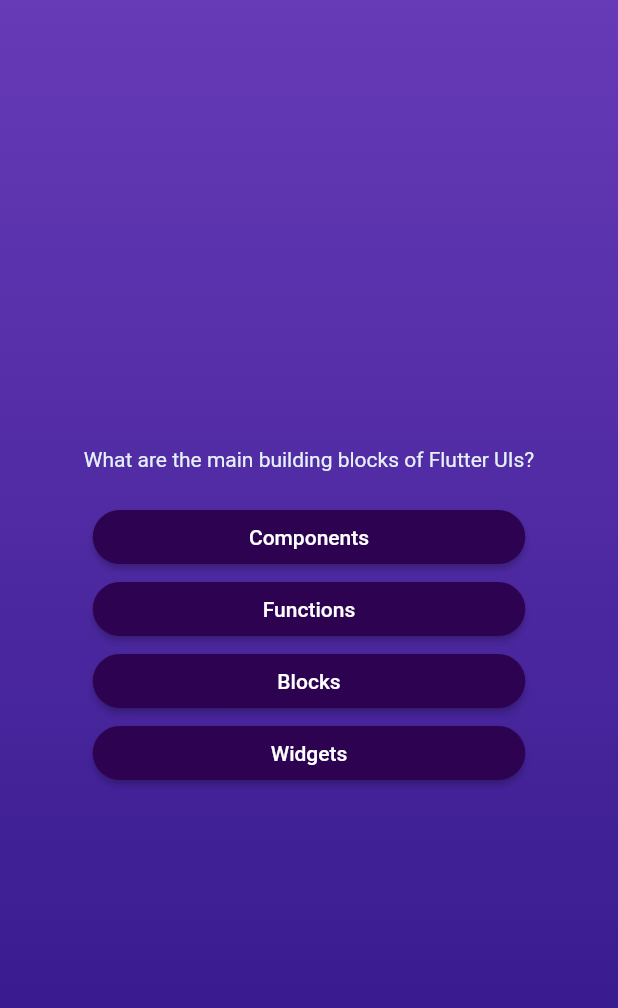
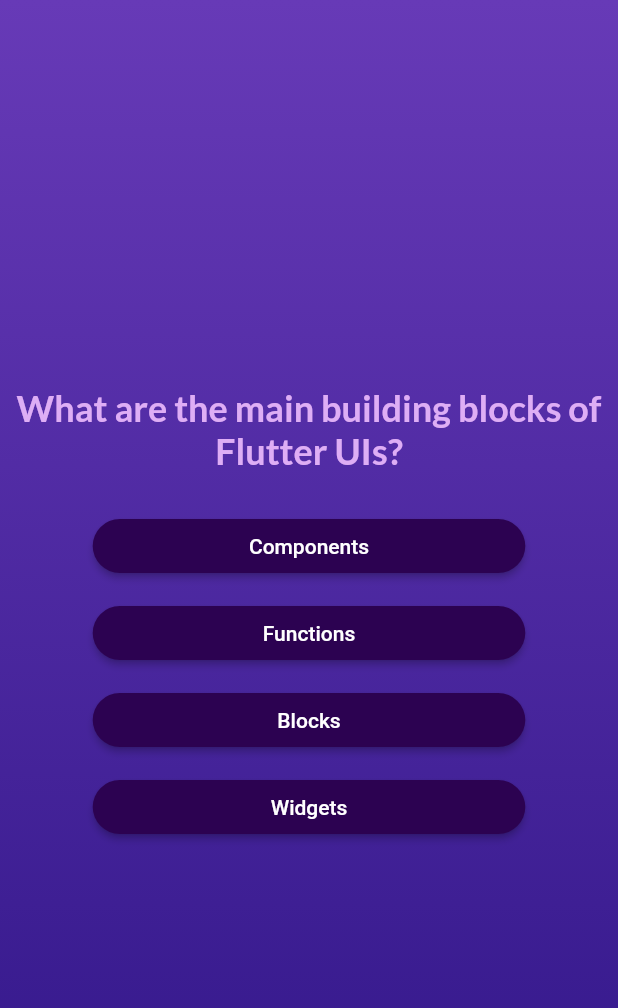
Before and after one commit to lelouch248/quiz-app-flutter, a Flutter app: the screen it shows after launch, after a tap on "Start Quiz!", on a phone screen of 412 x 824 dp. Shown: the top 1008 px of the screen. Run offline on Flutter 3.47's test engine with Material 2 defaults, Android fonts, the phone set to English and light mode, and no system bars; our stand-ins replace google_fonts.

```diff
--- a/lib/answer_button.dart
+++ b/lib/answer_button.dart
@@ -16,7 +16,7 @@ class AnswerButton extends StatelessWidget {
         ),
         padding: const EdgeInsets.symmetric(vertical: 10, horizontal: 40),
       ),
-      child: Text(text),
+      child: Text(text, textAlign: TextAlign.center),
     );
   }
 }
--- a/lib/questions_screen.dart
+++ b/lib/questions_screen.dart
@@ -1,19 +1,28 @@
 import 'package:adv_basics/answer_button.dart';
 import 'package:flutter/material.dart';
-
+import 'package:google_fonts/google_fonts.dart';
 import 'package:adv_basics/data/questions.dart';
 
 class QuestionScreen extends StatefulWidget {
-  const QuestionScreen({super.key});
-
+  QuestionScreen({required this.onSelectAnswer, super.key});
+  final void Function(String answer) onSelectAnswer;
   @override
   State<QuestionScreen> createState() => _QuestionScreenState();
 }
 
 class _QuestionScreenState extends State<QuestionScreen> {
+  var currentQuestionIndex = 0;
+
+  void answerQuestion(String selectedAnswer) {
+    widget.onSelectAnswer(selectedAnswer);
+    setState(() {
+      currentQuestionIndex++;
+    });
+  }
+
   @override
   Widget build(BuildContext context) {
-    final currentQuestion = questions[0];
+    final currentQuestion = questions[currentQuestionIndex];
     return SizedBox(
       width: double.infinity,
       child: Column(
@@ -22,16 +31,27 @@ class _QuestionScreenState extends State<QuestionScreen> {
         children: [
           Text(
             currentQuestion.text,
-            style: const TextStyle(color: Color.fromARGB(255, 229, 241, 247)),
+            style: GoogleFonts.lato(
+              color: const Color.fromARGB(255, 222, 174, 245),
+              fontSize: 24,
+              fontWeight: FontWeight.bold,
+            ),
             textAlign: TextAlign.center,
           ),
           const SizedBox(
             height: 20,
           ),
           ...currentQuestion.getShuffleAnswers().map((answer) {
-            return FractionallySizedBox(
-              widthFactor: 0.7,
-              child: AnswerButton(text: answer, onTap: () {}),
+            return Container(
+              margin: const EdgeInsets.symmetric(vertical: 5),
+              child: FractionallySizedBox(
+                widthFactor: 0.7,
+                child: AnswerButton(
+                    text: answer,
+                    onTap: () {
+                      answerQuestion(answer);
+                    }),
+              ),
             );
           }),
         ],
--- a/lib/quiz.dart
+++ b/lib/quiz.dart
@@ -1,6 +1,8 @@
 import 'package:flutter/material.dart';
 import 'package:adv_basics/start_screen.dart';
 import 'package:adv_basics/questions_screen.dart';
+import 'package:adv_basics/data/questions.dart';
+import 'package:adv_basics/results_screen.dart';
 
 class Quiz extends StatefulWidget {
   const Quiz({super.key});
@@ -10,6 +12,7 @@ class Quiz extends StatefulWidget {
 }
 
 class _QuizState extends State<Quiz> {
+  final List<String> selectedAnswers = [];
   var activeScreen = 'start-screen';
 
   void switchScreen() {
@@ -18,8 +21,36 @@ class _QuizState extends State<Quiz> {
     });
   }
 
+  void restartQuiz() {
+    setState(() {
+      activeScreen = 'start-screen';
+      selectedAnswers.clear();
+    });
+  }
+
+  void chooseAnswer(String answer) {
+    selectedAnswers.add(answer);
+
+    if (selectedAnswers.length == questions.length) {
+      setState(() {
+        activeScreen = 'results-screen';
+      });
+    }
+  }
+
   @override
   Widget build(BuildContext context) {
+    Widget screenWidget = StartScreen(switchScreen);
+
+    if (activeScreen == 'questions-screen') {
+      screenWidget = QuestionScreen(onSelectAnswer: chooseAnswer);
+    } else if (activeScreen == 'results-screen') {
+      screenWidget = ResultScreen(
+          choosenAnswers: selectedAnswers, restartQuiz: restartQuiz);
+    } else if (activeScreen == 'start-screen') {
+      screenWidget = StartScreen(switchScreen);
+    }
+
     return MaterialApp(
       home: Scaffold(
         body: Container(
@@ -29,9 +60,7 @@ class _QuizState extends State<Quiz> {
               Color.fromARGB(255, 47, 21, 135),
             ], begin: Alignment.topCenter, end: Alignment.bottomCenter),
           ),
-          child: activeScreen == 'start-screen'
-              ? StartScreen(switchScreen)
-              : const QuestionScreen(),
+          child: screenWidget,
         ),
       ),
     );
--- a/lib/start_screen.dart
+++ b/lib/start_screen.dart
@@ -2,6 +2,7 @@ import 'package:flutter/material.dart';
 
 import 'package:adv_basics/hover.dart';
 import 'package:adv_basics/logoimage.dart';
+import 'package:google_fonts/google_fonts.dart';
 
 class StartScreen extends StatelessWidget {
   const StartScreen(this.startQuiz, {super.key});
@@ -13,11 +14,15 @@ class StartScreen extends StatelessWidget {
       child: Column(
         children: [
           const LogoImage(),
-          const Padding(
-            padding: EdgeInsets.only(top: 50),
+          Padding(
+            padding: const EdgeInsets.only(top: 50),
             child: Text(
               "Learn Flutter the Fun Way!",
-              style: TextStyle(fontSize: 25, color: Colors.white),
+              style: GoogleFonts.lato(
+                color: const Color.fromARGB(255, 222, 174, 245),
+                fontSize: 24,
+                fontWeight: FontWeight.bold,
+              ),
             ),
           ),
           Padding(
--- a/pubspec.yaml
+++ b/pubspec.yaml
@@ -35,6 +35,7 @@ dependencies:
   # The following adds the Cupertino Icons font to your application.
   # Use with the CupertinoIcons class for iOS style icons.
   cupertino_icons: ^1.0.2
+  google_fonts: ^4.0.4
 
 dev_dependencies:
   flutter_test:
```
Also changed, not shown: lib/questions_summary/question_identifier.dart (added, +28 -0 lines), lib/questions_summary/questions_summary.dart (added, +26 -0 lines), lib/questions_summary/summary_item.dart (added, +56 -0 lines), lib/results_screen.dart (added, +76 -0 lines), pubspec.lock, 1 other file.
